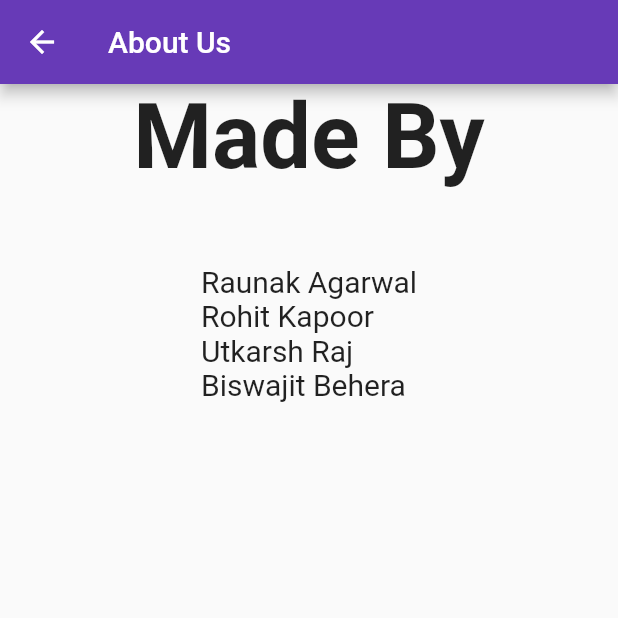
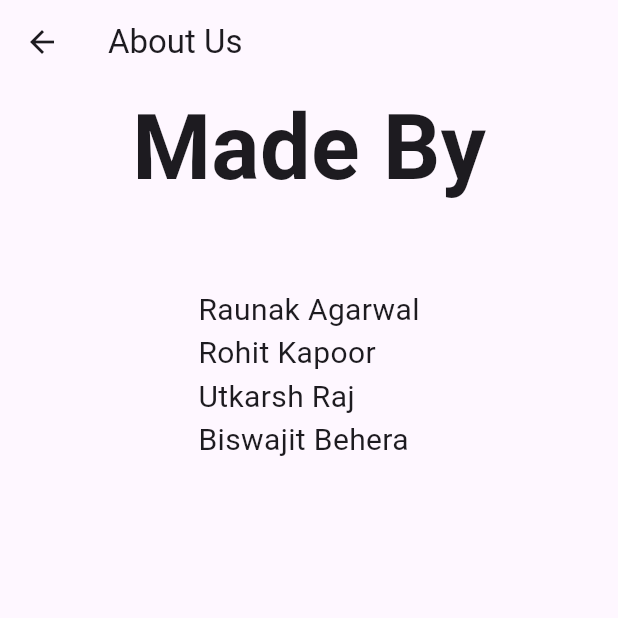
Before and after one commit to biswa1751/nasa-earth-dictionary, a Flutter app: the screen it shows after launch, in the side drawer, after a tap on "About Us", on a phone screen of 412 x 824 dp, the top half of it. Run offline on Flutter 3.47's test engine with Material 2 defaults, Android fonts, the phone set to English and light mode, and no system bars; our stand-ins replace dio.

Commit message:
added theme

```diff
--- /dev/null
+++ b/lib/constants/colors.dart
@@ -0,0 +1,5 @@
+import 'package:flutter/material.dart';
+
+class AppColors {
+  static const color = Colors.deepPurple;
+}
--- /dev/null
+++ b/lib/constants/theme.dart
@@ -0,0 +1,18 @@
+// manage the admin theme
+import 'package:flutter/material.dart';
+import 'package:nasa/constants/colors.dart';
+
+class AppTheme {
+  static const color = AppColors.color;
+  static final lightTheme = ThemeData.from(
+    colorScheme: ColorScheme.fromSeed(seedColor: color),
+    useMaterial3: true,
+  );
+  static final darkTheme = ThemeData.from(
+    colorScheme: ColorScheme.fromSeed(
+      seedColor: color,
+      brightness: Brightness.dark,
+    ),
+    useMaterial3: true,
+  );
+}
--- a/lib/main.dart
+++ b/lib/main.dart
@@ -1,4 +1,5 @@
 import 'package:flutter/material.dart';
+import 'package:nasa/constants/theme.dart';
 import 'package:nasa/screens/home_page.dart';
 
 void main() => runApp(const MyApp());
@@ -10,9 +11,8 @@ class MyApp extends StatelessWidget {
   Widget build(BuildContext context) {
     return MaterialApp(
       title: 'NASA Abbreviation',
-      theme: ThemeData(
-        primarySwatch: Colors.deepPurple,
-      ),
+      theme: AppTheme.lightTheme,
+      darkTheme: AppTheme.darkTheme,
       home: const HomePage(),
     );
   }
```
Also changed, not shown: 3 other files.
